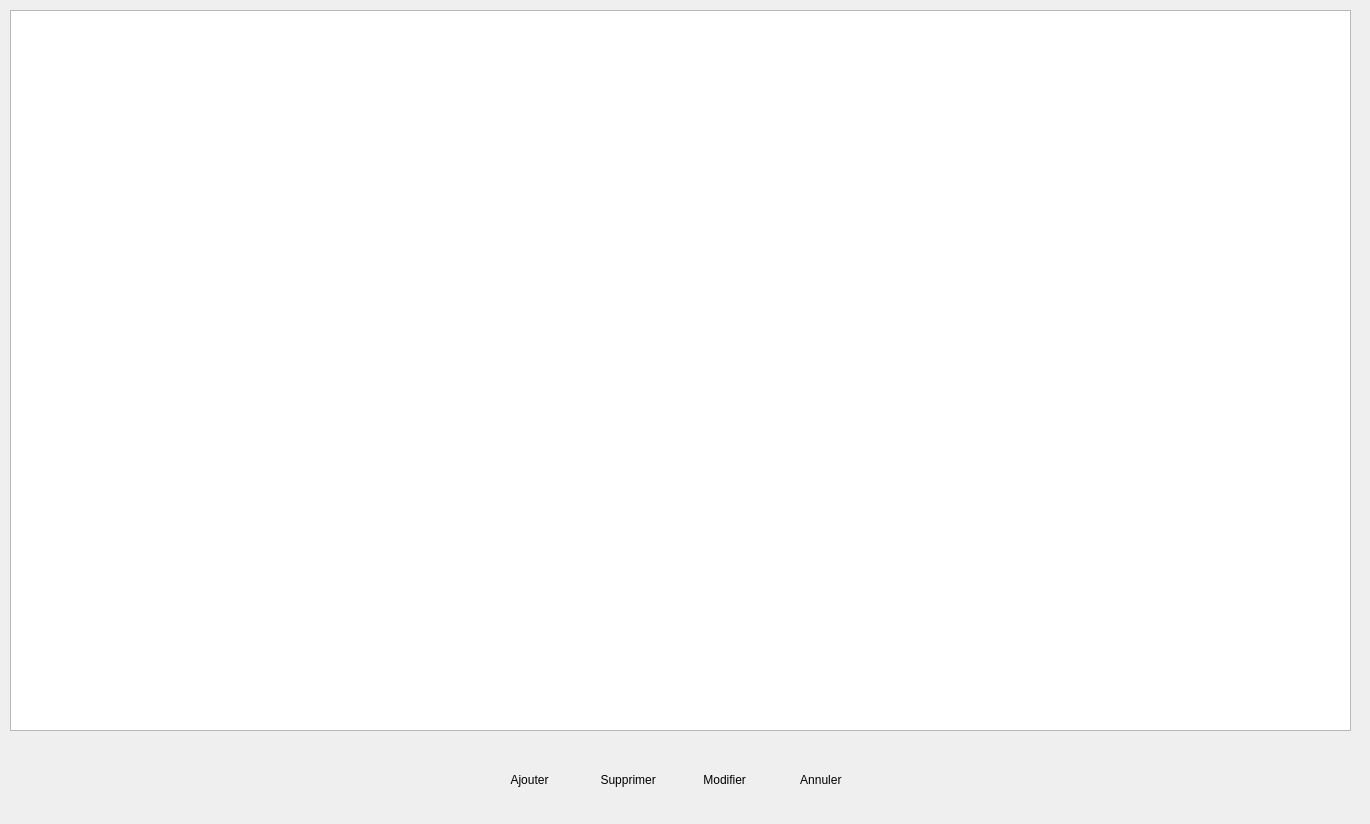
Qt form sources/Workouts/workoutview.ui (Endo13/BikeEquipmentManager) before a commit.
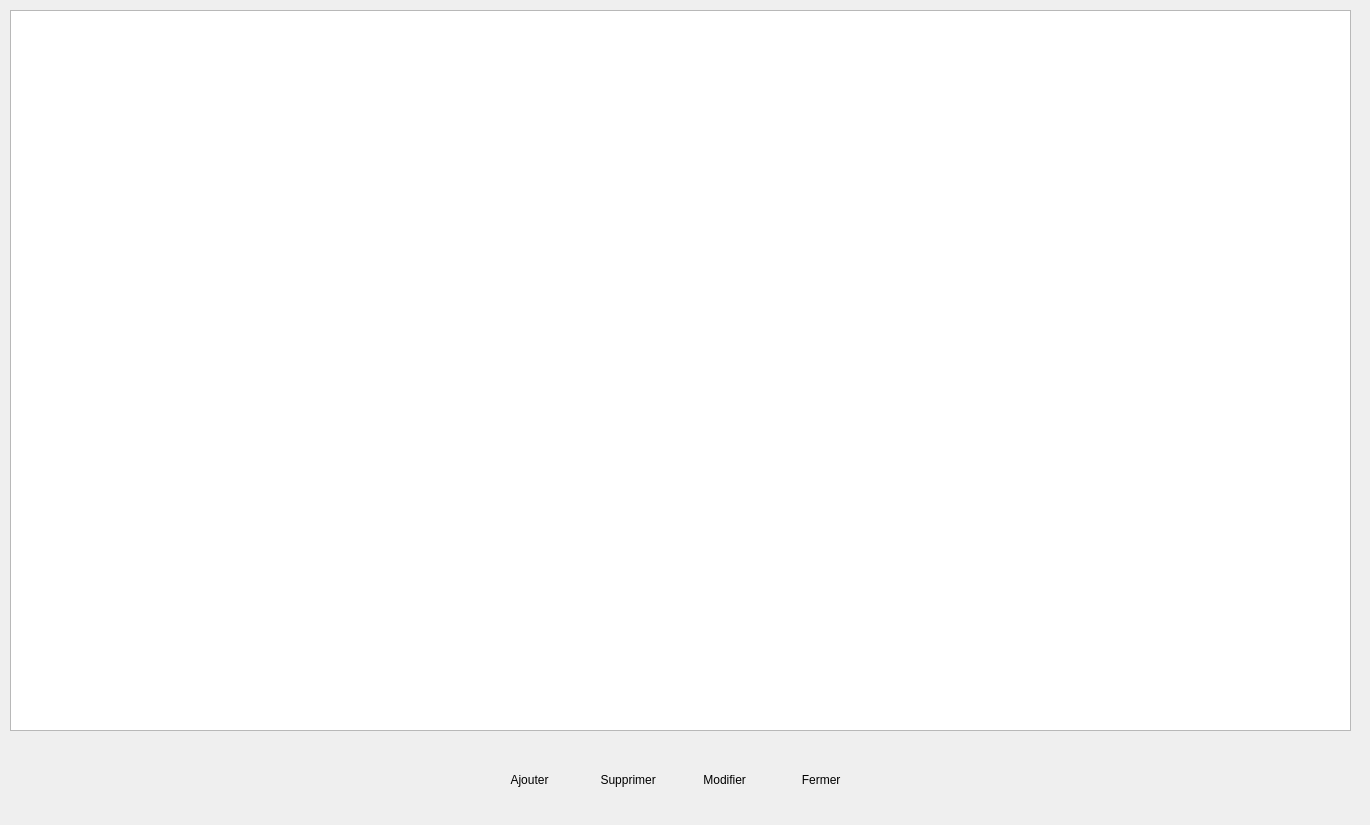
The same form after that commit. Icons and pictures are not drawn.

```diff
--- a/sources/Workouts/workoutview.ui
+++ b/sources/Workouts/workoutview.ui
@@ -7,9 +7,21 @@
     <x>0</x>
     <y>0</y>
     <width>1370</width>
-    <height>824</height>
+    <height>825</height>
    </rect>
   </property>
+  <property name="minimumSize">
+   <size>
+    <width>1370</width>
+    <height>825</height>
+   </size>
+  </property>
+  <property name="maximumSize">
+   <size>
+    <width>1370</width>
+    <height>825</height>
+   </size>
+  </property>
   <property name="windowTitle">
    <string>Mes équipements</string>
   </property>
@@ -144,7 +156,7 @@
     <item>
      <widget class="QPushButton" name="pbQuit">
       <property name="text">
-       <string> Annuler</string>
+       <string> Fermer</string>
       </property>
       <property name="icon">
        <iconset resource="../ressources/ressources.qrc">
```
